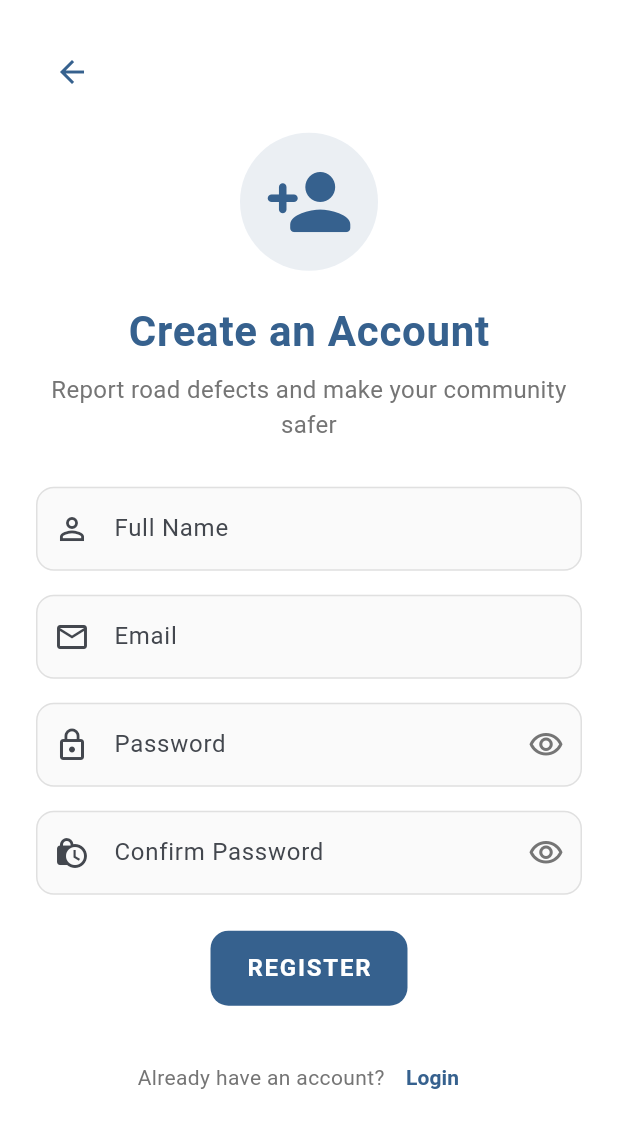
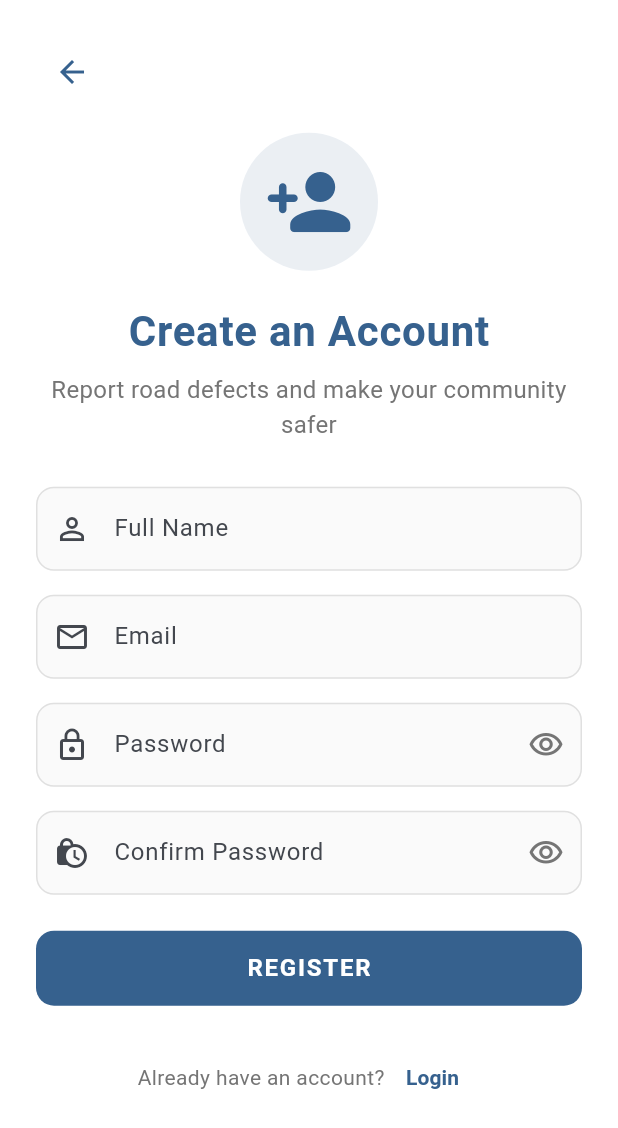
Before and after one commit to Imesh-Madushan-Dev/Road-Defect-Reporter-Mobile-App, a Flutter app: the RegisterPage screen opened by its route, on a phone screen of 412 x 824 dp. Shown: the top 1128 px of the screen. Run offline on Flutter 3.47's test engine with Material 3 defaults, Android fonts, the phone set to English and light mode, and no system bars; our stand-ins replace cached_network_image, cloud_firestore, firebase_auth, firebase_core, firebase_storage, geocoding and 4 more; accounts and stored records are empty.

Commit message:
Revamp README.md with engaging content and detailed features for the Road Defect Reporter app. Enhance button styling in register_page.dart and custom_button.dart by adding width property for better layout control.

```diff
--- a/lib/screens/auth/register_page.dart
+++ b/lib/screens/auth/register_page.dart
@@ -247,6 +247,8 @@ class _RegisterPageState extends State<RegisterPage>
                             onPressed:
                                 authController.isLoading ? null : _register,
                             isLoading: authController.isLoading,
+                            height: 50,
+                            width: double.infinity,
                           ),
                         ],
                       ),
--- a/lib/widgets/custom_button.dart
+++ b/lib/widgets/custom_button.dart
@@ -5,6 +5,7 @@ class CustomButton extends StatelessWidget {
   final VoidCallback? onPressed;
   final bool isLoading;
   final double height;
+  final double width;
 
   const CustomButton({
     super.key,
@@ -12,6 +13,7 @@ class CustomButton extends StatelessWidget {
     this.onPressed,
     this.isLoading = false,
     this.height = 50,
+    this.width = double.infinity,
   });
 
   @override
@@ -20,6 +22,7 @@ class CustomButton extends StatelessWidget {
 
     return SizedBox(
       height: height,
+      width: width,
       child: ElevatedButton(
         onPressed: onPressed,
         style: ElevatedButton.styleFrom(
```
Also changed, not shown: 1 other file.
